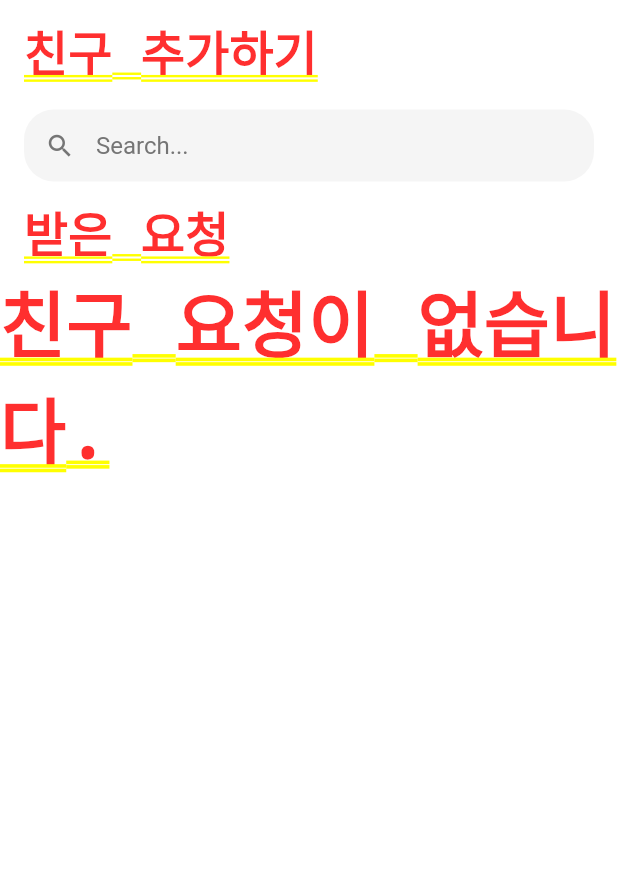
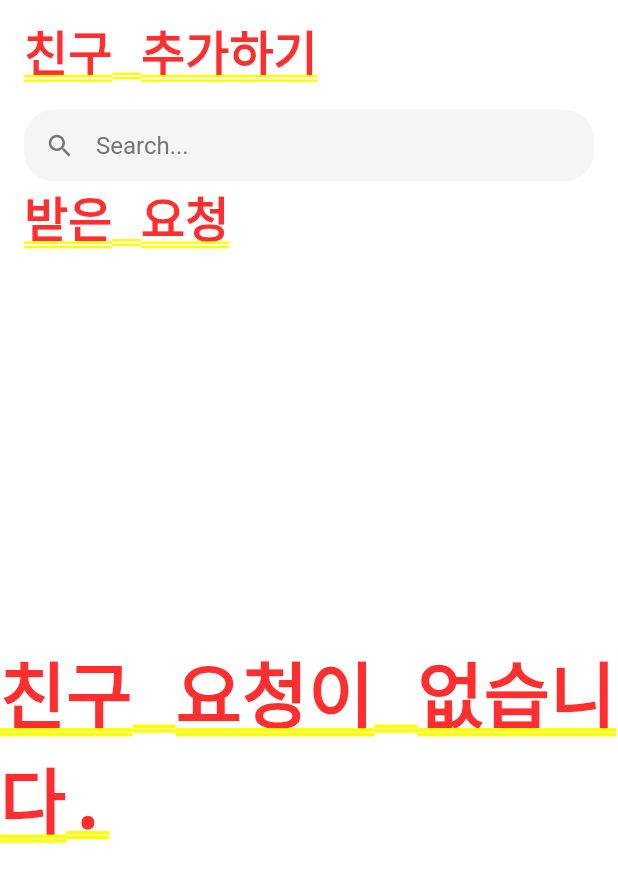
Before and after one commit to lnJoy/REWIND_Frontend, a Flutter app: the LobbyScreen screen opened directly, after a tap on "Add User", on a phone screen of 412 x 824 dp. Shown: the top 882 px of the screen. Run offline on Flutter 3.47's test engine with Material 2 defaults, Android fonts, the phone set to English and light mode, and no system bars; our stand-ins replace flutter_easyloading, flutter_slidable, fluttertoast, pull_to_refresh, shared_preferences; accounts and stored records are empty; network calls fail.

```diff
--- a/lib/main.dart
+++ b/lib/main.dart
@@ -3,5 +3,5 @@ import 'package:flutter/material.dart';
 import 'package:wind/ui/app.dart';
 
 void main() {
-  runApp(WINDApp());
+  runApp(const WINDApp());
 }
--- a/lib/ui/app.dart
+++ b/lib/ui/app.dart
@@ -2,17 +2,19 @@ import 'package:flutter/cupertino.dart';
 import 'package:flutter/material.dart';
 import 'package:flutter_easyloading/flutter_easyloading.dart';
 import 'package:wind/providers/wind_websocket_provider.dart';
+import 'package:wind/ui/screens/lobby_screen.dart';
 import 'package:wind/ui/screens/login_screen.dart';
+import 'package:wind/utils/shared_pref.dart';
 
 class WINDApp extends StatelessWidget {
 
-  WINDApp({Key? key}) : super(key: key);
+  const WINDApp({Key? key}) : super(key: key);
 
   @override
   Widget build(BuildContext context) {
     return MaterialApp(
       title: 'WIND',
-      home: LoginScreen(),
+      home: const LoginScreen(),
       builder: EasyLoading.init(),
       debugShowCheckedModeBanner: false,
       theme: ThemeData(
--- a/lib/ui/screens/lobby_screen.dart
+++ b/lib/ui/screens/lobby_screen.dart
@@ -7,6 +7,7 @@ import 'package:flutter/painting.dart';
 import 'package:flutter_slidable/flutter_slidable.dart';
 import 'package:intl/date_symbol_data_local.dart';
 import 'package:intl/intl.dart';
+import 'package:pull_to_refresh/pull_to_refresh.dart';
 import 'package:wind/components/mutual_list.dart';
 import 'package:wind/models/wind_user_model.dart';
 import 'package:wind/models/wind_websocket_response.dart';
@@ -33,6 +34,9 @@ class _LobbyScreenState extends State<LobbyScreen> {
   List<User> mutualRequests = [];
 
   Timer? _timer;
+
+  final RefreshController _refreshController =
+      RefreshController(initialRefresh: false);
 
   @override
   void initState() {
@@ -64,49 +68,49 @@ class _LobbyScreenState extends State<LobbyScreen> {
     super.dispose();
   }
 
-  // @override
-  // void reassemble() {
-  //   provider.WINDLoadMutualUsers(type: 'mutual_users');
-  //   super.reassemble();
-  // }
-
-  //
-  // @override
-  // void dispose() {
-  //   widget.provider.closeWIND();
-  //   super.dispose();
-  // }
-
   logout() async {
     StorageManager.deleteData('token');
-    Navigator.pop(context);
+    Navigator.pushReplacement(
+      context,
+      CupertinoPageRoute(builder: (context) => const LoginScreen()),
+    );
   }
 
   @override
   Widget build(BuildContext context) {
     Size size = MediaQuery.of(context).size;
     return Scaffold(
-        body: Column(
+        body: SmartRefresher(
+      controller: _refreshController,
+      enablePullDown: true,
+      onRefresh: _onRefresh,
+      child: Column(
         mainAxisAlignment: MainAxisAlignment.start,
         children: <Widget>[
           SafeArea(
             child: Padding(
-            padding: EdgeInsets.only(left: 16,right: 16,top: 10),
+              padding: const EdgeInsets.only(left: 16, right: 16, top: 10),
               child: Row(
                 mainAxisAlignment: MainAxisAlignment.spaceBetween,
                 children: <Widget>[
-                const Text("WIND", style: TextStyle(fontSize: 32,fontWeight: FontWeight.bold),),
+                  const Text(
+                    "WIND",
+                    style: TextStyle(fontSize: 32, fontWeight: FontWeight.bold),
+                  ),
                   Row(
                     children: <Widget>[
                       InkWell(
                         onTap: () => Navigator.of(context).push(
                           MaterialPageRoute(
-                          builder: (BuildContext context) => MutualRequestScreen(
-                              provider: provider, mutualRequests: mutualRequests),
+                            builder: (BuildContext context) =>
+                                MutualRequestScreen(
+                                    provider: provider,
+                                    mutualRequests: mutualRequests),
                           ),
                         ),
                         child: Container(
-                        padding: const EdgeInsets.only(left: 8,right: 8,top: 2,bottom: 2),
+                          padding: const EdgeInsets.only(
+                              left: 8, right: 8, top: 2, bottom: 2),
                           height: 30,
                           decoration: BoxDecoration(
                             borderRadius: BorderRadius.circular(30),
@@ -114,18 +118,31 @@ class _LobbyScreenState extends State<LobbyScreen> {
                           ),
                           child: Row(
                             children: const <Widget>[
-                            Icon(Icons.add,color: Colors.pink,size: 20,),
-                            SizedBox(width: 2,),
-                            Text("Add User",style: TextStyle(fontSize: 14,fontWeight: FontWeight.bold),),
+                              Icon(
+                                Icons.add,
+                                color: Colors.pink,
+                                size: 20,
+                              ),
+                              SizedBox(
+                                width: 2,
+                              ),
+                              Text(
+                                "Add User",
+                                style: TextStyle(
+                                    fontSize: 14, fontWeight: FontWeight.bold),
+                              ),
                             ],
                           ),
                         ),
                       ),
-                    SizedBox(width: 10,),
+                      const SizedBox(
+                        width: 10,
+                      ),
                       InkWell(
                         onTap: () => logout(),
                         child: Container(
-                        padding: const EdgeInsets.only(left: 8,right: 8,top: 2,bottom: 2),
+                          padding: const EdgeInsets.only(
+                              left: 8, right: 8, top: 2, bottom: 2),
                           height: 30,
                           decoration: BoxDecoration(
                             borderRadius: BorderRadius.circular(30),
@@ -133,8 +150,14 @@ class _LobbyScreenState extends State<LobbyScreen> {
                           ),
                           child: Row(
                             children: const <Widget>[
-                            SizedBox(width: 2,),
-                            Text("Logout",style: TextStyle(fontSize: 14,fontWeight: FontWeight.bold),),
+                              SizedBox(
+                                width: 2,
+                              ),
+                              Text(
+                                "Logout",
+                                style: TextStyle(
+                                    fontSize: 14, fontWeight: FontWeight.bold),
+                              ),
                             ],
                           ),
                         ),
@@ -158,7 +181,7 @@ class _LobbyScreenState extends State<LobbyScreen> {
                     break;
 
                   case 'auth':
-                  WINDResponseAuth(payload: snapshot.data!.payload);;
+                    WINDResponseAuth(payload: snapshot.data!.payload);
                     break;
 
                   case 'load':
@@ -166,6 +189,7 @@ class _LobbyScreenState extends State<LobbyScreen> {
                     break;
 
                   case 'mutual_users':
+                    mutualUsers = [];
                     WINDResponseMutualUsers(payload: snapshot.data!.payload);
                     break;
 
@@ -196,11 +220,12 @@ class _LobbyScreenState extends State<LobbyScreen> {
                             children: [
                               SlidableAction(
                                 onPressed: (context) {
-                                // provider.
                                   setState(() {
-                                  provider.WINDMutualUserDeleter(name: mutualUsers[index].name);
+                                    provider.WINDMutualUserDeleter(
+                                        name: mutualUsers[index].name);
                                     mutualUsers.removeAt(index);
-                                  provider.WINDLoadMutualUsers(type: 'mutual_users');
+                                    provider.WINDLoadMutualUsers(
+                                        type: 'mutual_users');
                                   });
                                 },
                                 backgroundColor: Color(0xFFFE4A49),
@@ -221,32 +246,19 @@ class _LobbyScreenState extends State<LobbyScreen> {
                             time: mutualUsers[index].time,
                           ),
                         );
-
                       },
                     )
-                : Container(child: const Text("No Friends.."));
+                  : Expanded(
+                      child: Column(
+                        mainAxisAlignment: MainAxisAlignment.center,
+                        crossAxisAlignment: CrossAxisAlignment.center,
+                        children: const <Widget>[Text("No Friends..")],
+                      ),
+                    );
             },
           ),
-        // Row(
-        //   mainAxisAlignment: MainAxisAlignment.center,
-        //   children: <Widget>[
-        //     ElevatedButton(
-        //         onPressed: () => Navigator.of(context).push(
-        //               MaterialPageRoute(
-        //                 builder: (BuildContext context) => MutualRequestScreen(
-        //                     provider: provider, mutualRequests: mutualRequests),
-        //               ),
-        //             ),
-        //         child: const Text("Add User")),
-        //     ElevatedButton(
-        //         onPressed: () =>
-        //             provider.WINDLoadMutualUsers(type: 'mutual_users'),
-        //         child: const Text("TTEST")),
-        //     ElevatedButton(
-        //         onPressed: () => logout(), child: const Text("Logout")),
-        //   ],
-        // )
         ],
+      ),
     ));
   }
 
@@ -282,16 +294,13 @@ class _LobbyScreenState extends State<LobbyScreen> {
     print(payload);
   }
 
-  void WINDResponseMutualUsers({required dynamic payload}) {
-    mutualUsers = [];
-    print(payload);
+  Future<void> WINDResponseMutualUsers({required dynamic payload}) async {
     if (payload is List<dynamic>) {
       for (var mutualUser in payload) {
         addListMutualUsers(id: mutualUser['id'], name: mutualUser['name']);
       }
     } else {
       if (payload['type'] == 'delete') {
-
       } else {
         // 친구 요청 추가
         mutualRequests = [];
@@ -303,19 +312,40 @@ class _LobbyScreenState extends State<LobbyScreen> {
     }
   }
 
-  addListMutualUsers({required String id, required String name}) async {
+  void addListMutualUsers({required String id, required String name}) async {
     int userId = int.parse(await StorageManager.readData('user_id'));
     String _chatId = (int.parse(id) ^ userId).toString();
-    String _datetime = base64.encode(utf8.encode(DateFormat('yyyy-M-d HH:mm:ss.S000', 'ko_KR').format(DateTime.now().toUtc().add(const Duration(hours: 9)))));
+    String _datetime = base64.encode(utf8.encode(
+        DateFormat('yyyy-M-d HH:mm:ss.S000', 'ko_KR')
+            .format(DateTime.now().toUtc().add(const Duration(hours: 9)))));
     String _lastMessage = "";
     String _lastTime = "";
-    provider.WINDLoadChatContents(chatID: _chatId, datetime: _datetime, count: 1);
+    // provider.WINDLoadChatContents(
+    //     chatID: _chatId, datetime: _datetime, count: 1);
     // final subscription = provider.windStream.listen(null);
     // subscription.onData((event) async {
-    //   _lastMessage = await event.payload['content'];
-    mutualUsers.add(MutualList(provider: provider, id: id, chatId: _chatId, name: name, messageText: _lastMessage, time: _lastTime));
-    //   subscription.cancel();
+    //   print('ASD: $event');
+    //   if (event.type == "chat") {
+    //     _lastMessage = await event.payload['content'];
+    setState(() {
+      mutualUsers.add(MutualList(
+          provider: provider,
+          id: id,
+          chatId: _chatId,
+          name: name,
+          messageText: _lastMessage,
+          time: _lastTime));
+    });
+
+    //     subscription.cancel();
+    //   }
     // });
+  }
 
+  void _onRefresh() {
+    setState(() {
+      provider.WINDLoadMutualUsers(type: 'mutual_users');
+    });
+    _refreshController.refreshCompleted();
   }
 }
--- a/lib/ui/screens/mutual_requests_screen.dart
+++ b/lib/ui/screens/mutual_requests_screen.dart
@@ -4,6 +4,7 @@ import 'dart:convert';
 import 'package:flutter/cupertino.dart';
 import 'package:flutter/material.dart';
 import 'package:flutter/painting.dart';
+import 'package:pull_to_refresh/pull_to_refresh.dart';
 import 'package:wind/components/mutual_requests_list.dart';
 import 'package:wind/models/wind_mutual_users_model.dart';
 import 'package:wind/models/wind_user_model.dart';
@@ -25,7 +26,8 @@ class MutualRequestScreen extends StatefulWidget {
 class _MutualRequestScreenState extends State<MutualRequestScreen> {
   List<User> _mutualReqeusts = [];
 
-  TextEditingController _WINDUsernameController = TextEditingController();
+  final TextEditingController _WINDUsernameController = TextEditingController();
+  final RefreshController _refreshController = RefreshController(initialRefresh: false);
 
   @override
   void didChangeDependencies() {
@@ -48,9 +50,7 @@ class _MutualRequestScreenState extends State<MutualRequestScreen> {
 
   @override
   Widget build(BuildContext context) {
-    return SingleChildScrollView(
-      physics: const BouncingScrollPhysics(),
-      child: Column(
+    return Column(
         crossAxisAlignment: CrossAxisAlignment.start,
         children: <Widget>[
           SafeArea(
@@ -98,7 +98,7 @@ class _MutualRequestScreenState extends State<MutualRequestScreen> {
           ),
           SafeArea(
             child: Padding(
-              padding: const EdgeInsets.only(left: 16, right: 16, top: 10),
+              padding: const EdgeInsets.only(left: 16, right: 16),
               child: Row(
                 mainAxisAlignment: MainAxisAlignment.spaceBetween,
                 children: const <Widget>[
@@ -111,11 +111,10 @@ class _MutualRequestScreenState extends State<MutualRequestScreen> {
             ),
           ),
           _mutualReqeusts.isNotEmpty
-              ? ListView.builder(
+              ? Expanded(
+                  child: ListView.builder(
                     itemCount: _mutualReqeusts.length,
-                  shrinkWrap: true,
                     padding: const EdgeInsets.only(top: 16),
-                  physics: const NeverScrollableScrollPhysics(),
                     itemBuilder: (context, index) {
                       return MutualReqeustList(
                           id: _mutualReqeusts[index].id,
@@ -123,10 +122,10 @@ class _MutualRequestScreenState extends State<MutualRequestScreen> {
                           profile: _mutualReqeusts[index].profile,
                           provider: widget.provider);
                     },
+                  ),
                 )
-              : Center(child: const Text("친구 요청이 없습니다.")),
+              : const Expanded(child: Center(child: Text("친구 요청이 없습니다."))),
         ],
-      ),
     );
   }
 }
--- a/lib/utils/info.dart
+++ b/lib/utils/info.dart
@@ -4,10 +4,4 @@ class Info {
   static const String REGISTER = "https://$ROOT/api/v1/auth/register";
 
   static const String WEBSOCKET = "wss://$ROOT/ws";
-
-  // static const String ROOT = "221.147.19.10:9000";
-  // static const String LOGIN = "http://$ROOT/api/v1/auth/login";
-  // static const String REGISTER = "http://$ROOT/api/v1/auth/register";
-  //
-  // static const String WEBSOCKET = "ws://$ROOT/ws";
 }
```
Also changed, not shown: lib/providers/wind_websocket_provider.dart (+13 -0 lines), lib/ui/screens/chat_screen.dart (+54 -58 lines), lib/ui/screens/login_screen.dart (+5 -4 lines), lib/ui/screens/register_screen.dart (+55 -34 lines). Lines whose indentation alone changed are shown as unchanged.
